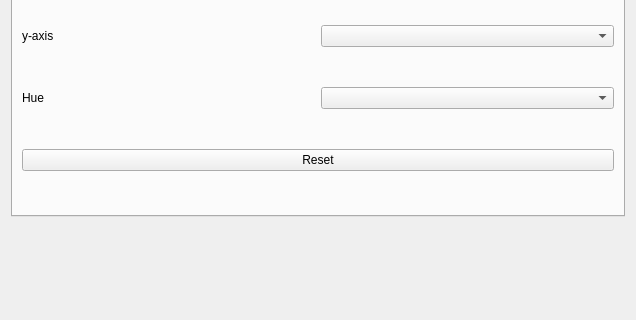
Qt form src/napari_clusters_plotter/plotter_inputs.ui (BiAPoL/napari-clusters-plotter) before a commit; both pictures show x 0 to 636 and y 117 to 437 of the 636 by 672 pixel window.
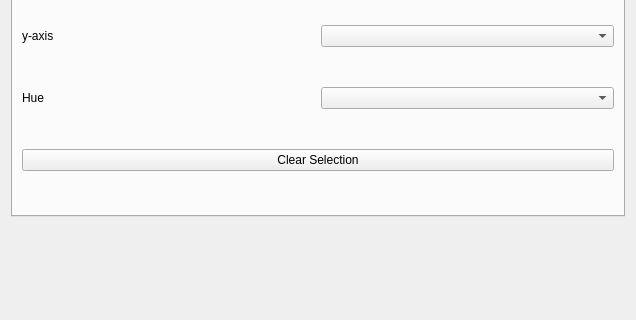
The same form after that commit.

Commit message: renamed button

The edit to the form file:
```diff
--- a/src/napari_clusters_plotter/plotter_inputs.ui
+++ b/src/napari_clusters_plotter/plotter_inputs.ui
@@ -70,7 +70,7 @@
        <item row="3" column="0" colspan="2">
         <widget class="QPushButton" name="reset_button">
          <property name="text">
-          <string>Reset</string>
+          <string>Clear Selection</string>
          </property>
         </widget>
        </item>
```
